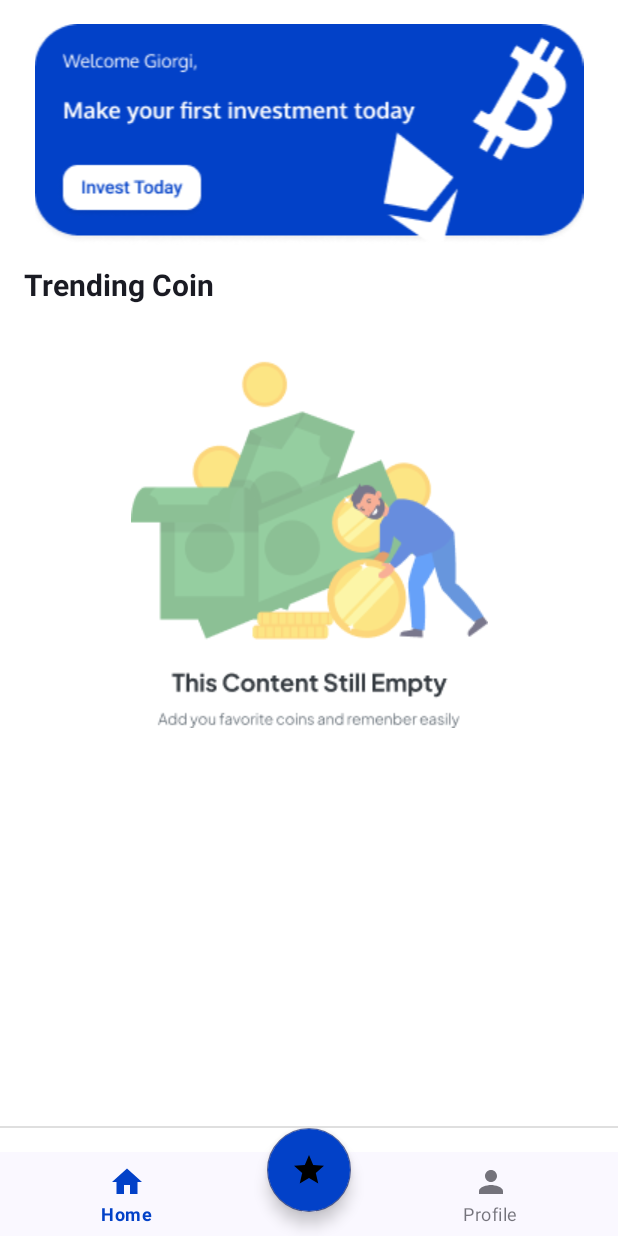
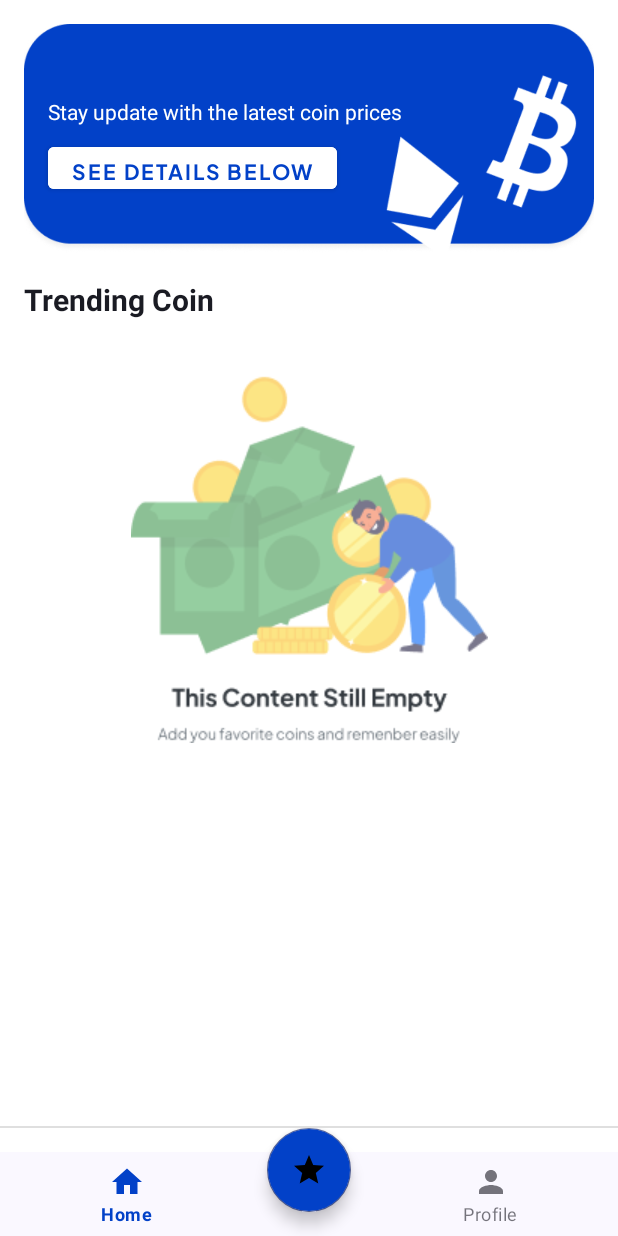
Before and after one commit to arkan3h/4crypto, an Android app: the screen it shows after launch (MainActivity), on a phone screen of 412 x 824 dp. Run offline under Robolectric (Android 15) with nearby library versions, the phone set to English and light mode, and no system bars; our stand-ins replace Firebase (no records; nobody signed in at launch, a user with empty details on screens opened directly), navigation-ui.

Commit message:
Refactor Home Banner

```diff
--- a/app/src/main/java/com/arkan/a4crypto/presentation/home/HomeFragment.kt
+++ b/app/src/main/java/com/arkan/a4crypto/presentation/home/HomeFragment.kt
@@ -32,6 +32,13 @@ class HomeFragment : Fragment() {
         return binding.root
     }
 
+    private fun showUserData() {
+        homeViewModel.getCurrentUser()?.let { user ->
+            binding.layoutBanner.tvGreetings.text =
+                getString(R.string.text_greetings, user.fullName)
+        }
+    }
+
     override fun onViewCreated(
         view: View,
         savedInstanceState: Bundle?,
@@ -39,6 +46,7 @@ class HomeFragment : Fragment() {
         super.onViewCreated(view, savedInstanceState)
         getCoinData()
         refreshLayout()
+        showUserData()
     }
 
     private fun refreshLayout() {
--- a/app/src/main/java/com/arkan/a4crypto/presentation/home/HomeViewModel.kt
+++ b/app/src/main/java/com/arkan/a4crypto/presentation/home/HomeViewModel.kt
@@ -3,10 +3,14 @@ package com.arkan.a4crypto.presentation.home
 import androidx.lifecycle.ViewModel
 import androidx.lifecycle.asLiveData
 import com.arkan.a4crypto.data.repository.CoinRepository
+import com.arkan.a4crypto.data.repository.UserRepository
 import kotlinx.coroutines.Dispatchers
 
 class HomeViewModel(
     private val coinRepository: CoinRepository,
+    private val userRepository: UserRepository,
 ) : ViewModel() {
     fun getCoinList() = coinRepository.getCoinList().asLiveData(Dispatchers.IO)
+
+    fun getCurrentUser() = userRepository.getCurrentUser()
 }
--- a/app/src/main/res/layout/fragment_home.xml
+++ b/app/src/main/res/layout/fragment_home.xml
@@ -17,12 +17,11 @@
             android:padding="16dp"
             app:layout_constraintTop_toTopOf="parent">
 
-            <ImageView
-                android:id="@+id/iv_home_banner"
+            <include
+                android:id="@+id/layout_banner"
+                layout="@layout/layout_home_banner"
                 android:layout_width="match_parent"
-                android:layout_height="wrap_content"
-                android:src="@drawable/img_home_banner"
-                app:layout_constraintTop_toTopOf="parent" />
+                android:layout_height="wrap_content"/>
 
             <TextView
                 android:id="@+id/tv_title_home"
@@ -32,7 +31,7 @@
                 android:textColor="?attr/colorOnSurface"
                 android:textSize="20sp"
                 android:textStyle="bold"
-                app:layout_constraintTop_toBottomOf="@+id/iv_home_banner" />
+                app:layout_constraintTop_toBottomOf="@+id/layout_banner" />
 
             <androidx.recyclerview.widget.RecyclerView
                 android:id="@+id/rv_list_coin"
--- a/app/src/main/res/values/strings.xml
+++ b/app/src/main/res/values/strings.xml
@@ -42,6 +42,10 @@
     <string name="text_change_password">Change Password</string>
     <string name="text_logout">Logout</string>
     <string name="title_tab_favorite">Favorite</string>
+    <string name="text_greetings">Hi, %1$s</string>
+    <string name="text_banner">Stay update with the latest coin prices</string>
+    <string name="text_button_banner">Check Now</string>
+    <string name="text_btn_banner">See Details Below</string>
     <string name="title_toolbar_favorite">Your List Favorite Coin</string>
     <string name="text_succes_add_to_favorite">Berhasil di tambahkan ke Favorit</string>
     <string name="text_faliled_add_to_favorite">Gagal menambahkan ke Favorit</string>
```
